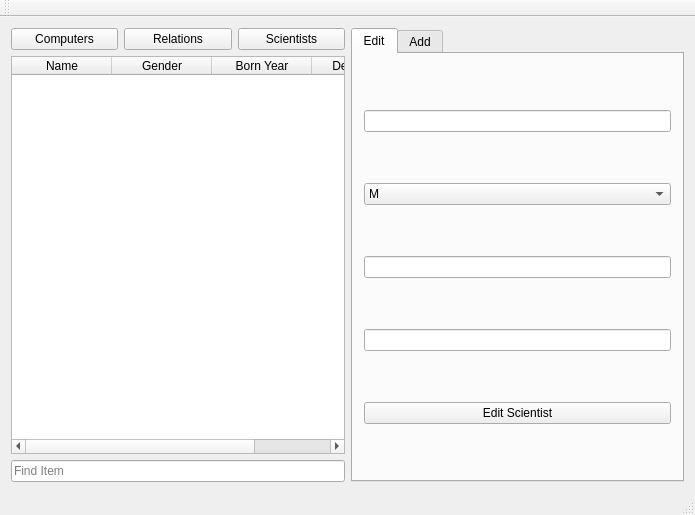
First picture: the form in mainwindow.ui, repository bennisverrir/Golfing-Union-of-Ireland, before the edit.
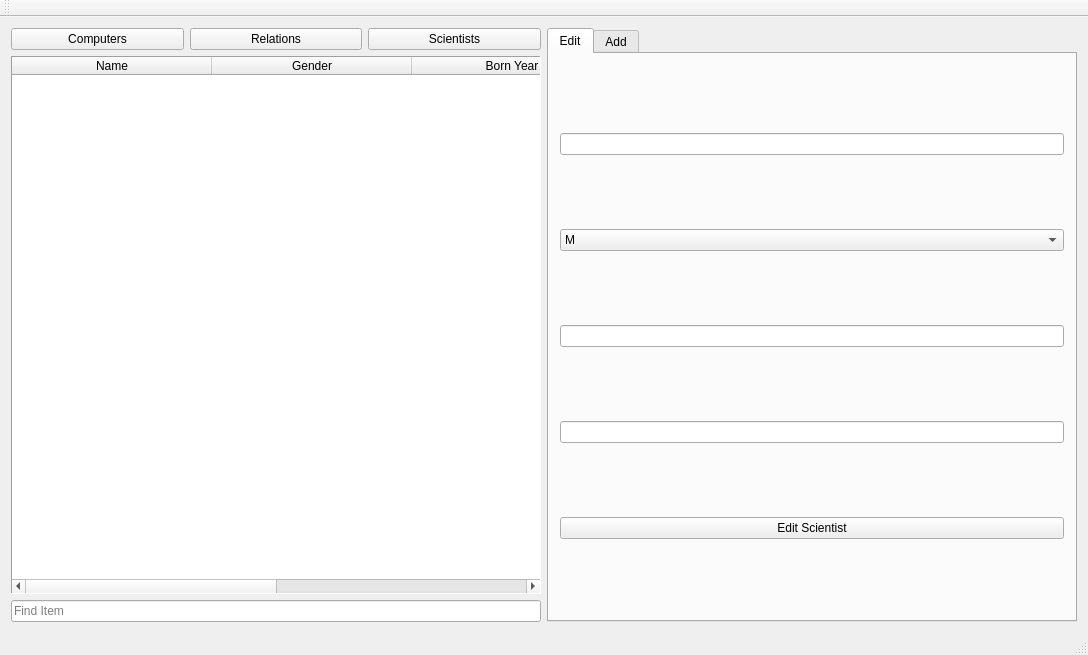
Second picture: the form after the edit.

Commit message: laga utlit

The edit to the form file:
```diff
--- a/mainwindow.ui
+++ b/mainwindow.ui
@@ -9,8 +9,8 @@
    <rect>
     <x>0</x>
     <y>0</y>
-    <width>695</width>
-    <height>515</height>
+    <width>1088</width>
+    <height>655</height>
    </rect>
   </property>
   <property name="windowTitle">
@@ -52,6 +52,12 @@
           <property name="enabled">
            <bool>true</bool>
           </property>
+          <property name="frameShape">
+           <enum>QFrame::Panel</enum>
+          </property>
+          <property name="editTriggers">
+           <set>QAbstractItemView::NoEditTriggers</set>
+          </property>
           <property name="dragEnabled">
            <bool>false</bool>
           </property>
@@ -61,9 +67,15 @@
           <property name="selectionBehavior">
            <enum>QAbstractItemView::SelectRows</enum>
           </property>
+          <property name="gridStyle">
+           <enum>Qt::SolidLine</enum>
+          </property>
           <property name="sortingEnabled">
            <bool>true</bool>
           </property>
+          <attribute name="horizontalHeaderDefaultSectionSize">
+           <number>200</number>
+          </attribute>
           <attribute name="horizontalHeaderStretchLastSection">
            <bool>true</bool>
           </attribute>
```
Left out of the diff: 18 changed lines with no effect on the pictures.
